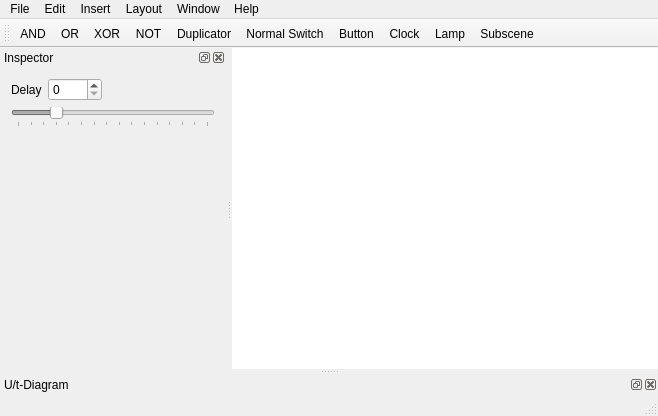
Qt form mainwindow.ui (narrowtux/Gatter) before a commit.
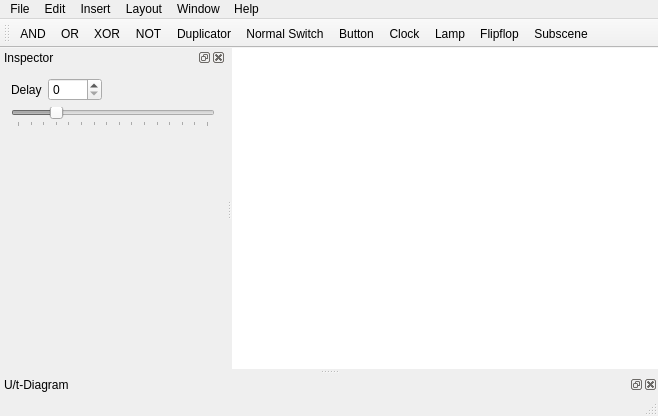
The same form after that commit.

Patch:
```diff
--- a/mainwindow.ui
+++ b/mainwindow.ui
@@ -171,6 +171,7 @@
    <addaction name="actionInsertButton"/>
    <addaction name="actionInsertClock"/>
    <addaction name="actionInsertLamp"/>
+   <addaction name="actionInsertFlipflop"/>
    <addaction name="actionInsertSubscene"/>
   </widget>
   <widget class="QStatusBar" name="statusBar"/>
@@ -537,6 +538,11 @@
     <string>Delay</string>
    </property>
   </action>
+  <action name="actionInsertFlipflop">
+   <property name="text">
+    <string>Flipflop</string>
+   </property>
+  </action>
  </widget>
  <layoutdefault spacing="6" margin="11"/>
  <resources/>
```
Left out of the diff: 6 changed lines with no effect on the pictures.
